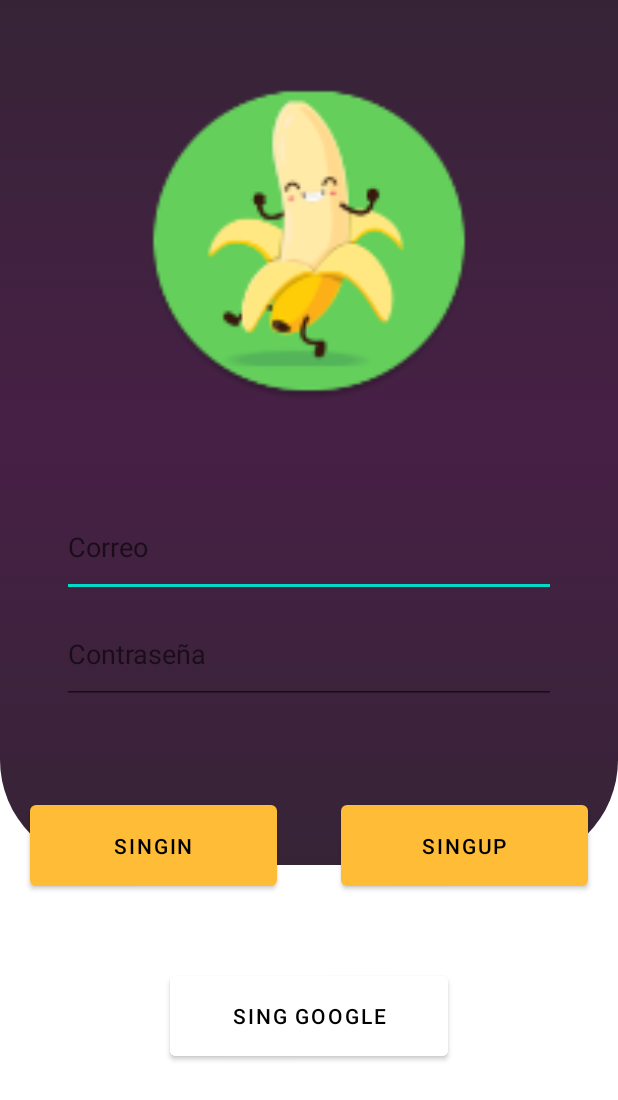
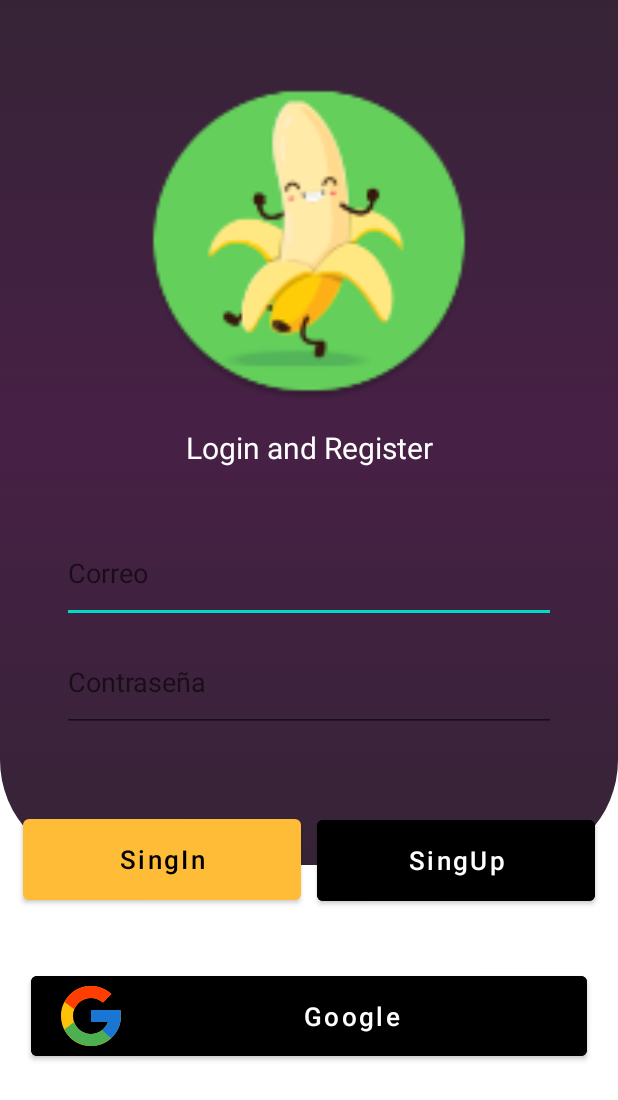
Before and after one commit to Jess2602/ListBuyApp, an Android app: the screen it shows after launch (Login), on a phone screen of 412 x 824 dp. Shown: the top 1100 px of the screen. Run offline under Robolectric (Android 15) with nearby library versions, the phone set to English and light mode, and no system bars.

Commit message:
login and icons
login and icons

```diff
--- a/app/src/main/java/com/example/listbuyapp/MainActivity.kt
+++ b/app/src/main/java/com/example/listbuyapp/MainActivity.kt
@@ -40,7 +40,8 @@ class MainActivity : AppCompatActivity() {
                 R.id.home -> replaceFragment(homeFragment(), item.title.toString())
                 R.id.history -> replaceFragment(historyFragment(), item.title.toString())
                 R.id.categories -> replaceFragment(categoriesFragment(), item.title.toString())
-                R.id.salir -> finish()
+                R.id.logOut -> finish()
+                R.id.left -> finish()
             }
             true
         }
--- a/app/src/main/res/drawable/categories_icon.xml
+++ b/app/src/main/res/drawable/categories_icon.xml
@@ -6,6 +6,5 @@
 
     <path
         android:fillColor="#FFFFFF"
-        android:pathData="M6,2L2,6v4h20V6L18,2zm2,4H4V7l4-4h8l4,4v1H8zm0,2v2h8v-2H8zm0,4v2h8v-2H8zm0,4v2h8v-2H8z" />
-
+        android:pathData="M19,3H5C3.9,3 3,3.9 3,5V7H21V5C21,3.9 20.1,3 19,3M19,9H5C3.9,9 3,9.9 3,11V13H21V11C21,9.9 20.1,9 19,9M19,15H5C3.9,15 3,15.9 3,17V19C3,20.1 3.9,21 5,21H19C20.1,21 21,20.1 21,19V17C21,15.9 20.1,15 19,15Z"/>
 </vector>
--- /dev/null
+++ b/app/src/main/res/drawable/google_icon.xml
@@ -0,0 +1,18 @@
+<vector xmlns:android="http://schemas.android.com/apk/res/android"
+    android:width="48dp"
+    android:height="48dp"
+    android:viewportWidth="48"
+    android:viewportHeight="48">
+  <path
+      android:pathData="M43.611,20.083H42V20H24v8h11.303c-1.649,4.657 -6.08,8 -11.303,8c-6.627,0 -12,-5.373 -12,-12c0,-6.627 5.373,-12 12,-12c3.059,0 5.842,1.154 7.961,3.039l5.657,-5.657C34.046,6.053 29.268,4 24,4C12.955,4 4,12.955 4,24c0,11.045 8.955,20 20,20c11.045,0 20,-8.955 20,-20C44,22.659 43.862,21.35 43.611,20.083z"
+      android:fillColor="#FFC107"/>
+  <path
+      android:pathData="M6.306,14.691l6.571,4.819C14.655,15.108 18.961,12 24,12c3.059,0 5.842,1.154 7.961,3.039l5.657,-5.657C34.046,6.053 29.268,4 24,4C16.318,4 9.656,8.337 6.306,14.691z"
+      android:fillColor="#FF3D00"/>
+  <path
+      android:pathData="M24,44c5.166,0 9.86,-1.977 13.409,-5.192l-6.19,-5.238C29.211,35.091 26.715,36 24,36c-5.202,0 -9.619,-3.317 -11.283,-7.946l-6.522,5.025C9.505,39.556 16.227,44 24,44z"
+      android:fillColor="#4CAF50"/>
+  <path
+      android:pathData="M43.611,20.083H42V20H24v8h11.303c-0.792,2.237 -2.231,4.166 -4.087,5.571c0.001,-0.001 0.002,-0.001 0.003,-0.002l6.19,5.238C36.971,39.205 44,34 44,24C44,22.659 43.862,21.35 43.611,20.083z"
+      android:fillColor="#1976D2"/>
+</vector>
--- /dev/null
+++ b/app/src/main/res/drawable/three_points_icon.xml
@@ -0,0 +1,5 @@
+<vector android:autoMirrored="true" android:height="24dp"
+    android:tint="#000000" android:viewportHeight="24"
+    android:viewportWidth="24" android:width="24dp" xmlns:android="http://schemas.android.com/apk/res/android">
+    <path android:fillColor="@android:color/white" android:pathData="M3,9h14L17,7L3,7v2zM3,13h14v-2L3,11v2zM3,17h14v-2L3,15v2zM19,17h2v-2h-2v2zM19,7v2h2L21,7h-2zM19,13h2v-2h-2v2z"/>
+</vector>
--- a/app/src/main/res/layout/activity_login.xml
+++ b/app/src/main/res/layout/activity_login.xml
@@ -16,6 +16,7 @@
         android:src="@drawable/fondo_login"
         app:layout_constraintEnd_toEndOf="parent"
         app:layout_constraintHeight_percent=".7"
+        app:layout_constraintHorizontal_bias="0.0"
         app:layout_constraintStart_toStartOf="parent"
         app:layout_constraintTop_toTopOf="parent"
         app:layout_constraintWidth_percent="1" />
@@ -24,34 +25,46 @@
         android:id="@+id/SingUp"
         android:layout_width="0dp"
         android:layout_height="0dp"
-        android:layout_marginEnd="20dp"
+        android:layout_marginEnd="15dp"
+        android:backgroundTint="@color/black"
         android:text="SingUp"
+        android:textSize="17dp"
+        android:textAllCaps="false"
+        android:textColor="@color/white"
         app:layout_constraintBottom_toTopOf="@+id/SingGoogle"
         app:layout_constraintEnd_toEndOf="parent"
         app:layout_constraintHeight_percent=".08"
         app:layout_constraintTop_toTopOf="parent"
-        app:layout_constraintVertical_bias="0.917"
-        app:layout_constraintWidth_percent=".4" />
+        app:layout_constraintVertical_bias="0.935"
+        app:layout_constraintWidth_percent=".45" />
 
     <Button
         android:id="@+id/SingIn"
         android:layout_width="0dp"
         android:layout_height="0dp"
-        android:layout_marginStart="20dp"
+        android:layout_marginStart="15dp"
         android:text="SingIn"
+        android:textAllCaps="false"
+        android:textSize="17dp"
         app:layout_constraintBottom_toTopOf="@+id/SingGoogle"
         app:layout_constraintHeight_percent=".08"
         app:layout_constraintStart_toStartOf="parent"
         app:layout_constraintTop_toTopOf="parent"
-        app:layout_constraintVertical_bias="0.917"
-        app:layout_constraintWidth_percent=".4" />
+        app:layout_constraintVertical_bias="0.934"
+        app:layout_constraintWidth_percent=".45" />
 
     <Button
         android:id="@+id/SingGoogle"
         android:layout_width="0dp"
         android:layout_height="0dp"
-        android:backgroundTint="@color/white"
-        android:text="Sing Google"
+        android:backgroundTint="@color/black"
+        android:drawableLeft="@drawable/google_icon"
+        android:paddingTop="10dp"
+        android:paddingBottom="10dp"
+        android:text="Google"
+        android:textAllCaps="false"
+        android:textSize="17dp"
+        android:textColor="@color/white"
         app:layout_constraintBottom_toBottomOf="parent"
         app:layout_constraintEnd_toEndOf="parent"
         app:layout_constraintHeight_percent=".08"
@@ -59,7 +72,7 @@
         app:layout_constraintStart_toStartOf="parent"
         app:layout_constraintTop_toTopOf="parent"
         app:layout_constraintVertical_bias="0.85"
-        app:layout_constraintWidth_percent=".45" />
+        app:layout_constraintWidth_percent=".9" />
 
     <ImageView
         android:id="@+id/imageView2"
@@ -67,7 +80,7 @@
         android:layout_height="0dp"
         app:layout_constraintEnd_toEndOf="parent"
         app:layout_constraintHeight_percent=".4"
-        app:layout_constraintHorizontal_bias="0.5"
+        app:layout_constraintHorizontal_bias="0.4"
         app:layout_constraintStart_toStartOf="parent"
         app:layout_constraintTop_toTopOf="parent"
         app:layout_constraintWidth_percent="1"
@@ -77,24 +90,40 @@
         android:id="@+id/textView"
         android:layout_width="0dp"
         android:layout_height="0dp"
-        android:layout_marginTop="332dp"
+        android:layout_marginTop="20dp"
         android:hint="Correo"
+        app:layout_constraintBottom_toBottomOf="parent"
         app:layout_constraintEnd_toEndOf="parent"
         app:layout_constraintHeight_percent=".08"
         app:layout_constraintStart_toStartOf="parent"
-        app:layout_constraintTop_toTopOf="@+id/imageView"
+        app:layout_constraintTop_toBottomOf="@+id/imageView2"
+        app:layout_constraintVertical_bias="0.0"
         app:layout_constraintWidth_percent=".8" />
 
     <com.google.android.material.textfield.TextInputEditText
         android:id="@+id/textView2"
         android:layout_width="0dp"
         android:layout_height="0dp"
-        android:layout_marginTop="5dp"
         android:hint="Contraseña"
+        app:layout_constraintBottom_toBottomOf="parent"
         app:layout_constraintEnd_toEndOf="parent"
         app:layout_constraintHeight_percent=".08"
         app:layout_constraintStart_toStartOf="parent"
         app:layout_constraintTop_toBottomOf="@+id/textView"
+        app:layout_constraintVertical_bias="0.019"
         app:layout_constraintWidth_percent=".8" />
 
+    <TextView
+        android:id="@+id/textView3"
+        android:layout_width="wrap_content"
+        android:layout_height="wrap_content"
+        android:text="Login and Register"
+        android:textColor="@color/white"
+        android:textSize="20dp"
+        app:layout_constraintBottom_toBottomOf="parent"
+        app:layout_constraintEnd_toEndOf="parent"
+        app:layout_constraintStart_toStartOf="parent"
+        app:layout_constraintTop_toTopOf="parent"
+        app:layout_constraintVertical_bias="0.357" />
+
 </androidx.constraintlayout.widget.ConstraintLayout>
--- a/app/src/main/res/menu/nav_drawer_menu.xml
+++ b/app/src/main/res/menu/nav_drawer_menu.xml
@@ -22,14 +22,19 @@
     </group>
 
 
-    <item android:title="Cerrar">
+    <item android:title="Close">
         <menu>
             <group>
                 <item
-                    android:id="@+id/salir"
+                    android:id="@+id/logOut"
+                    android:checkable="true"
+                    android:icon="@drawable/back_icon"
+                    android:title="Log Out" />
+                <item
+                    android:id="@+id/left"
                     android:checkable="true"
                     android:icon="@drawable/close_icon"
-                    android:title="Salir" />
+                    android:title="left" />
             </group>
         </menu>
 
--- a/app/src/main/res/values/colors.xml
+++ b/app/src/main/res/values/colors.xml
@@ -2,6 +2,7 @@
 <resources>
     <color name="purple_200">#FFBB86FC</color>
     <color name="purple_500">#FF6200EE</color>
+    <color name="blue">#347FD1</color>
     <color name="purple_700">#FF3700B3</color>
     <color name="teal_200">#FF03DAC5</color>
     <color name="teal_700">#FF018786</color>
```
Also changed, not shown: app/src/main/ic_icon_google-playstore.png (added).
